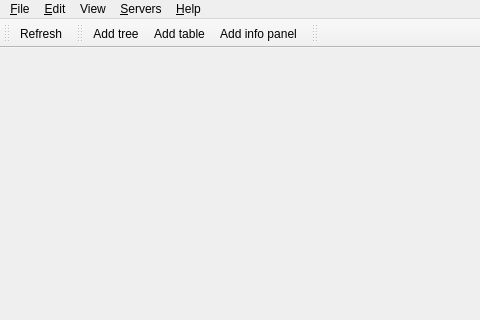
ecmwf/ecflow, file Viewer/src/MainWindow.ui: the form before one commit; both pictures show x 0 to 480 and y 0 to 320 of the 852 by 675 pixel window.
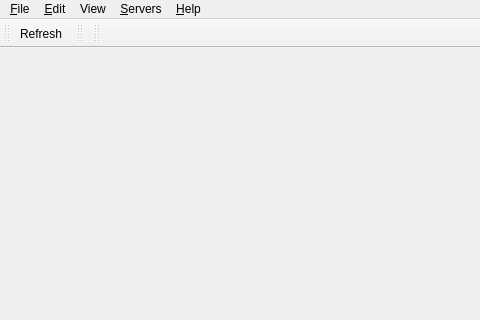
The form after the commit. Icons and pictures are not drawn.

Commit message: Viewer: add context menu and toolbar actions to start up a particular Info panel ECFLOW-388

```diff
--- a/Viewer/src/MainWindow.ui
+++ b/Viewer/src/MainWindow.ui
@@ -116,9 +116,6 @@
    <attribute name="toolBarBreak">
     <bool>false</bool>
    </attribute>
-   <addaction name="actionAddTreeWidget"/>
-   <addaction name="actionAddTableWidget"/>
-   <addaction name="actionAddInfoPanel"/>
   </widget>
   <widget class="QToolBar" name="panelToolBar">
    <property name="windowTitle">
@@ -248,7 +245,7 @@
      <normaloff>:/viewer/images/add_tree.svg</normaloff>:/viewer/images/add_tree.svg</iconset>
    </property>
    <property name="text">
-    <string>Add tree</string>
+    <string>Add tree view</string>
    </property>
    <property name="toolTip">
     <string>Add tree widget</string>
@@ -260,7 +257,7 @@
      <normaloff>:/viewer/images/add_table.svg</normaloff>:/viewer/images/add_table.svg</iconset>
    </property>
    <property name="text">
-    <string>Add table</string>
+    <string>Add table view</string>
    </property>
    <property name="toolTip">
     <string>Add table widget</string>
```
Left out of the diff: 10 changed lines with no effect on the pictures. The commit also changes 13 other files.
